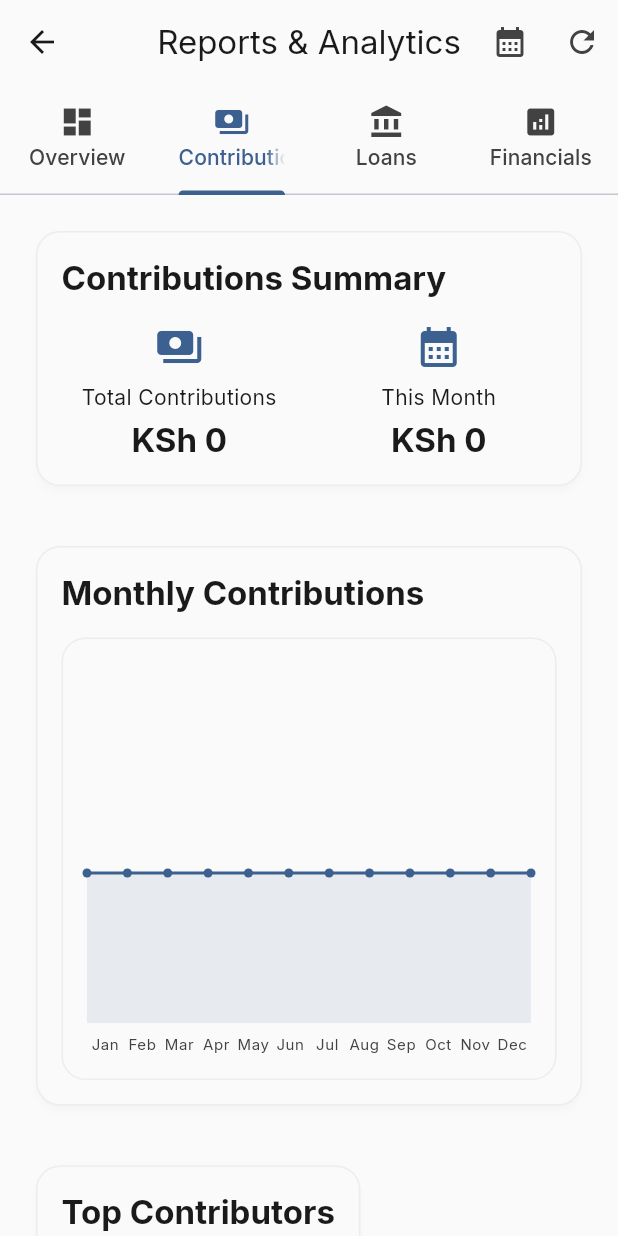
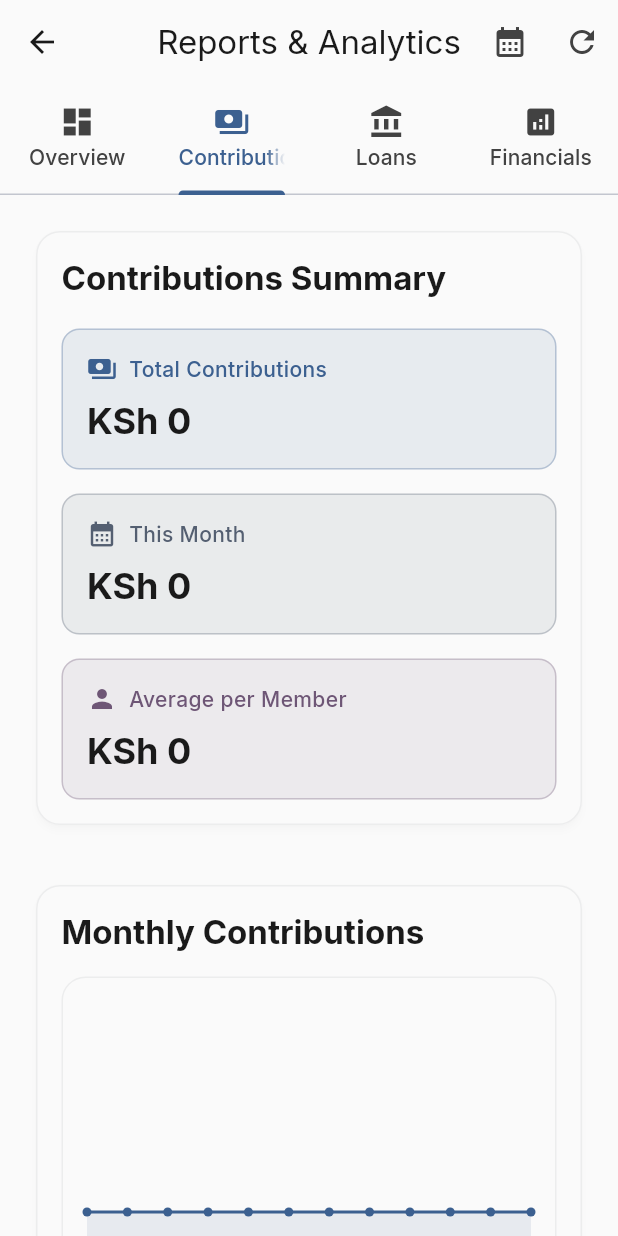
Before and after one commit to SingasonSimon/dmgrs, a Flutter app: the AdminReportsScreen screen opened directly, tab 2 chosen, on a phone screen of 412 x 824 dp. Run offline on Flutter 3.47's test engine with Material 3 defaults, Android fonts, the phone set to English and light mode, and no system bars; our stand-ins replace cloud_firestore, firebase_auth, firebase_core, firebase_messaging, flutter_local_notifications, google_fonts and 4 more; accounts and stored records are empty.

Commit message:
Enhance admin reports screen by integrating GroupProvider for improved contributions summary; refactor contributions display to a vertical layout for better readability; add calculation for average contributions per member.

```diff
--- a/lib/screens/admin/admin_reports_screen.dart
+++ b/lib/screens/admin/admin_reports_screen.dart
@@ -2,6 +2,7 @@ import 'package:flutter/material.dart';
 import 'package:provider/provider.dart';
 import '../../providers/contribution_provider.dart';
 import '../../providers/loan_provider.dart';
+import '../../providers/group_provider.dart';
 import '../../widgets/simple_chart.dart';
 import '../../widgets/modern_card.dart';
 import '../../utils/helpers.dart';
@@ -453,8 +454,8 @@ class _AdminReportsScreenState extends State<AdminReportsScreen>
   }
 
   Widget _buildContributionsTab() {
-    return Consumer<ContributionProvider>(
-      builder: (context, contributionProvider, child) {
+    return Consumer2<ContributionProvider, GroupProvider>(
+      builder: (context, contributionProvider, groupProvider, child) {
         return RefreshIndicator(
           onRefresh: () async => _loadData(),
           child: SingleChildScrollView(
@@ -462,7 +463,7 @@ class _AdminReportsScreenState extends State<AdminReportsScreen>
             child: Column(
               crossAxisAlignment: CrossAxisAlignment.start,
               children: [
-                _buildContributionsSummary(contributionProvider),
+                _buildContributionsSummary(contributionProvider, groupProvider),
                 const SizedBox(height: 24),
                 _buildContributionsChart(contributionProvider),
                 const SizedBox(height: 24),
@@ -475,7 +476,10 @@ class _AdminReportsScreenState extends State<AdminReportsScreen>
     );
   }
 
-  Widget _buildContributionsSummary(ContributionProvider contributionProvider) {
+  Widget _buildContributionsSummary(
+    ContributionProvider contributionProvider,
+    GroupProvider groupProvider,
+  ) {
     final totalContributions = contributionProvider.contributions.fold(
       0.0,
       (sum, contribution) => sum + contribution.amount,
@@ -498,25 +502,29 @@ class _AdminReportsScreenState extends State<AdminReportsScreen>
               color: Theme.of(context).colorScheme.onSurface,
             ),
           ),
-          const SizedBox(height: 16),
-          Row(
-            children: [
-              Expanded(
-                child: _buildSummaryItem(
+          const SizedBox(height: 20),
+          // Vertical layout for better readability and overflow handling
+          _buildSummaryItemVertical(
             'Total Contributions',
             AppHelpers.formatCurrency(totalContributions),
             Icons.payments,
+            Theme.of(context).colorScheme.primary,
           ),
-              ),
-              const SizedBox(width: 16),
-              Expanded(
-                child: _buildSummaryItem(
+          const SizedBox(height: 16),
+          _buildSummaryItemVertical(
             'This Month',
             AppHelpers.formatCurrency(monthlyContributions),
             Icons.calendar_month,
+            Theme.of(context).colorScheme.secondary,
           ),
+          const SizedBox(height: 16),
+          _buildSummaryItemVertical(
+            'Average per Member',
+            AppHelpers.formatCurrency(
+              _calculateAveragePerMember(totalContributions, groupProvider),
             ),
-            ],
+            Icons.person,
+            Theme.of(context).colorScheme.tertiary,
           ),
         ],
       ),
@@ -545,6 +553,62 @@ class _AdminReportsScreenState extends State<AdminReportsScreen>
           textAlign: TextAlign.center,
         ),
       ],
+    );
+  }
+
+  double _calculateAveragePerMember(
+    double totalContributions,
+    GroupProvider groupProvider,
+  ) {
+    if (groupProvider.groups.isEmpty) return 0.0;
+
+    int totalMembers = 0;
+    for (final group in groupProvider.groups) {
+      totalMembers += group.memberCount;
+    }
+
+    return totalMembers > 0 ? totalContributions / totalMembers : 0.0;
+  }
+
+  Widget _buildSummaryItemVertical(
+    String title,
+    String value,
+    IconData icon,
+    Color color,
+  ) {
+    return Container(
+      padding: const EdgeInsets.all(16),
+      decoration: BoxDecoration(
+        color: color.withValues(alpha: 0.1),
+        borderRadius: BorderRadius.circular(12),
+        border: Border.all(color: color.withValues(alpha: 0.3), width: 1),
+      ),
+      child: Column(
+        crossAxisAlignment: CrossAxisAlignment.start,
+        children: [
+          Row(
+            children: [
+              Icon(icon, size: 20, color: color),
+              const SizedBox(width: 8),
+              Text(
+                title,
+                style: Theme.of(context).textTheme.bodyMedium?.copyWith(
+                  color: color,
+                  fontWeight: FontWeight.w500,
+                ),
+              ),
+            ],
+          ),
+          const SizedBox(height: 8),
+          Text(
+            value,
+            style: Theme.of(context).textTheme.headlineSmall?.copyWith(
+              fontWeight: FontWeight.bold,
+              color: Theme.of(context).colorScheme.onSurface,
+            ),
+          ),
+        ],
+      ),
     );
   }
 
--- a/lib/utils/helpers.dart
+++ b/lib/utils/helpers.dart
@@ -4,8 +4,27 @@ import 'package:url_launcher/url_launcher.dart' as url_launcher;
 import 'constants.dart';
 
 class AppHelpers {
-  // Format currency (Kenyan Shillings)
+  // Format currency (Kenyan Shillings) with smart formatting for large numbers
   static String formatCurrency(double amount) {
+    // For amounts over 1000, use K/M/B suffixes for better readability
+    if (amount >= 1000000000) {
+      return 'KSh ${(amount / 1000000000).toStringAsFixed(1)}B';
+    } else if (amount >= 1000000) {
+      return 'KSh ${(amount / 1000000).toStringAsFixed(1)}M';
+    } else if (amount >= 1000) {
+      return 'KSh ${(amount / 1000).toStringAsFixed(1)}K';
+    } else {
+      final formatter = NumberFormat.currency(
+        locale: 'en_KE',
+        symbol: 'KSh ',
+        decimalDigits: 0,
+      );
+      return formatter.format(amount);
+    }
+  }
+
+  // Format currency for display (alternative compact format)
+  static String formatCurrencyCompact(double amount) {
     final formatter = NumberFormat.currency(
       locale: 'en_KE',
       symbol: 'KSh ',
```
Lines whose indentation alone changed are shown as unchanged.
